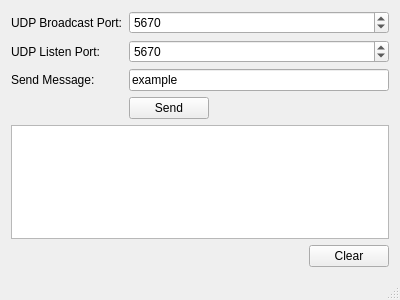
The window that snbtests/snbtests.ui (sunghojang/UDPoverTCP) describes before a commit, drawn with Qt 5.
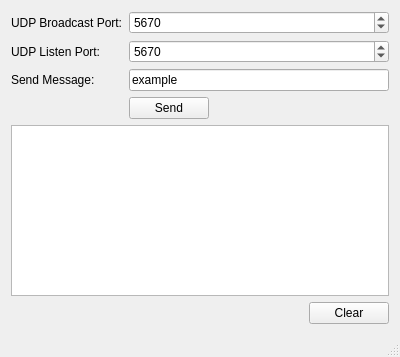
The same window after the commit.

The edit to the form file:
```diff
--- a/snbtests/snbtests.ui
+++ b/snbtests/snbtests.ui
@@ -7,7 +7,7 @@
     <x>0</x>
     <y>0</y>
     <width>400</width>
-    <height>300</height>
+    <height>357</height>
    </rect>
   </property>
   <property name="windowTitle">
@@ -109,7 +109,20 @@
        </layout>
       </item>
       <item>
-       <widget class="QTextEdit" name="textEditLogger"/>
+       <widget class="QTextEdit" name="textEditLogger">
+        <property name="sizePolicy">
+         <sizepolicy hsizetype="Expanding" vsizetype="Expanding">
+          <horstretch>0</horstretch>
+          <verstretch>0</verstretch>
+         </sizepolicy>
+        </property>
+        <property name="undoRedoEnabled">
+         <bool>false</bool>
+        </property>
+        <property name="readOnly">
+         <bool>true</bool>
+        </property>
+       </widget>
       </item>
       <item>
        <layout class="QHBoxLayout" name="horizontalLayout_2">
```
Left out of the diff: 2 changed lines with no effect on the pictures.
